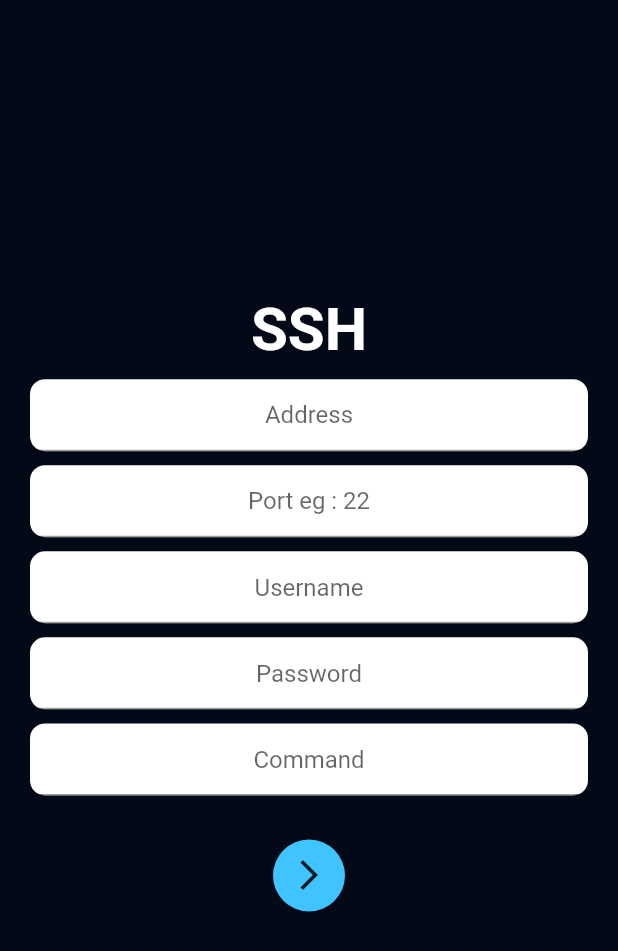
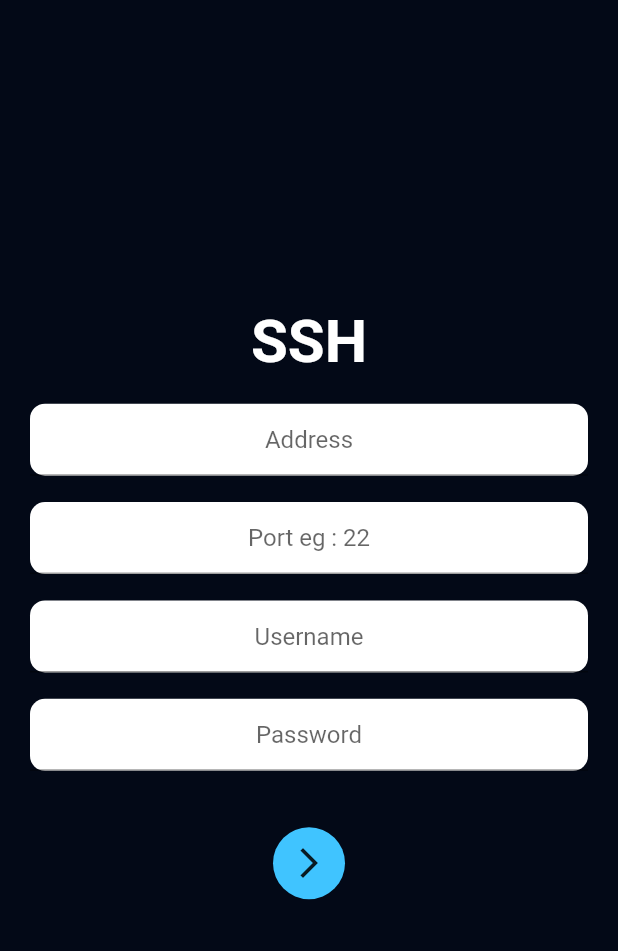
Before and after one commit to 0xAdityaSingh/TheApp, a Flutter app: the IndexPage screen opened directly, after a tap on the "arrow forward ios" icon, on a phone screen of 412 x 824 dp. Shown: the top 951 px of the screen. Run offline on Flutter 3.47's test engine with Material 2 defaults, Android fonts, the phone set to English and light mode, and no system bars; missing offline and left inert: ssh.

Commit message:
command removed

```diff
--- a/lib/src/pages/_ssh.dart
+++ b/lib/src/pages/_ssh.dart
@@ -11,7 +11,7 @@ class IndexState extends State<IndexPage> {
   final _portController = TextEditingController();
   final _usernameController = TextEditingController();
   final _passwordController = TextEditingController();
-  final _commandController = TextEditingController();
+
   static String GEOID = "";
   bool _validateError = false;
 
@@ -21,7 +21,7 @@ class IndexState extends State<IndexPage> {
     _portController.dispose();
     _passwordController.dispose();
     _usernameController.dispose();
-    _commandController.dispose();
+
     super.dispose();
   }
 
@@ -133,28 +133,6 @@ class IndexState extends State<IndexPage> {
                           ))),
                 ],
               ),
-              Row(
-                children: <Widget>[
-                  Expanded(
-                      child: Container(
-                          decoration: BoxDecoration(
-                              borderRadius: BorderRadius.circular(10),
-                              color: Colors.white),
-                          child: TextField(
-                            textAlign: TextAlign.center,
-                            controller: _commandController,
-                            decoration: InputDecoration(
-                              errorText: _validateError
-                                  ? 'Command is mandatory'
-                                  : null,
-                              border: UnderlineInputBorder(
-                                borderSide: BorderSide(width: 1),
-                              ),
-                              hintText: 'Command',
-                            ),
-                          ))),
-                ],
-              ),
               Padding(
                 padding: const EdgeInsets.symmetric(vertical: 20),
                 child: Row(
@@ -174,8 +152,7 @@ class IndexState extends State<IndexPage> {
                                 _usernameController,
                                 _passwordController,
                                 _portController,
-                                _hostController,
-                                _commandController);
+                                _hostController);
                           },
                         ),
                       ),
@@ -193,13 +170,13 @@ class IndexState extends State<IndexPage> {
 
 class executeSSH {
   static Future<void> execute(
-      TextEditingController username,
-      TextEditingController password,
-      TextEditingController port,
-      TextEditingController Address,
-      TextEditingController CommC) async {
+    TextEditingController username,
+    TextEditingController password,
+    TextEditingController port,
+    TextEditingController address,
+  ) async {
     var client = new SSHClient(
-      host: Address.text,
+      host: address.text,
       port: int.parse(port.text),
       username: username.text,
       passwordOrKey: password.text,
@@ -207,19 +184,13 @@ class executeSSH {
 //    Do Not Change Anything Here
     await client.connect();
 //    Enter Command To Execute on HPC
-    var currentTime = new DateTime.now();
-    String Command = "echo This File is Created on " +
-        currentTime.toString() +
-        " Using SSH > C:/Users/Hardik/Desktop/SSH.txt";
-    await client.execute(Command);
-    var rs = await client.execute(CommC.text);
-    print(rs);
+    String _command = "mkdir test"; //comand here
+    await client.execute(_command);
     await client.disconnect();
-    Address.clear();
+    address.clear();
     port.clear();
     username.clear();
     password.clear();
-    CommC.clear();
     return;
   }
 }
```
Also changed, not shown: lib/src/pages/geo.dart (+90 -21 lines), 1 other file.
